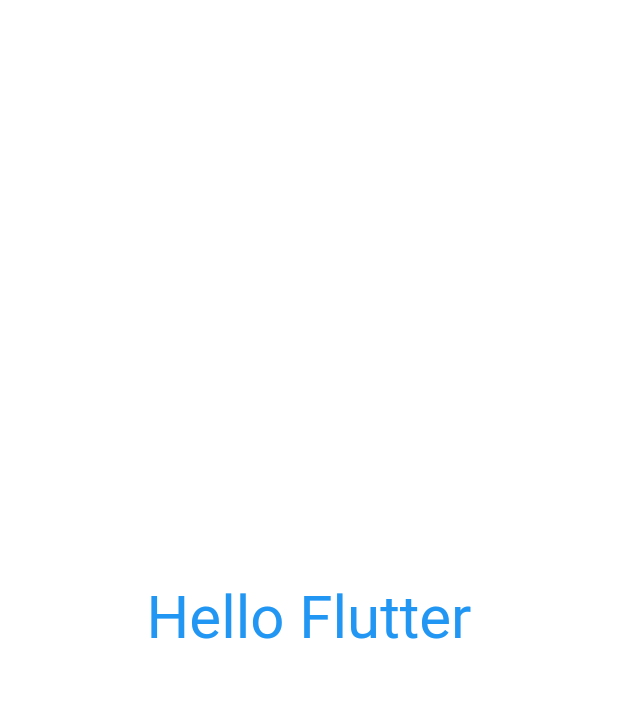
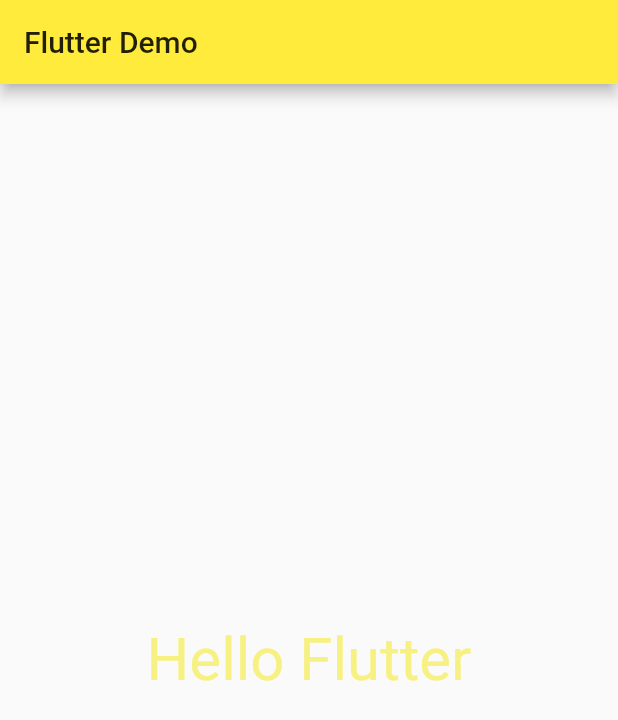
Before and after one commit to ZmjDns/flutterDemo, a Flutter app: the screen it shows after launch, on a phone screen of 412 x 824 dp. Shown: the top 720 px of the screen. Run offline on Flutter 3.47's test engine with Material 2 defaults, Android fonts, the phone set to English and light mode, and no system bars.

Commit message:
app首页基本结构  MaterialApp(   home: Scaffold(     appBar: AppBar(),     body:SelfDefPage()//自定义界面   ),   theme: ThemeData() )

```diff
--- a/lib/main.dart
+++ b/lib/main.dart
@@ -1,3 +1,5 @@
+import 'dart:ui';
+
 import 'package:flutter/cupertino.dart';
 import 'package:flutter/material.dart';
 
@@ -19,13 +21,32 @@ class MyApp extends StatelessWidget {
 class MyApp extends StatelessWidget {
   @override
   Widget build(BuildContext context) {
+    return MaterialApp(
+      home: Scaffold(
+        appBar: AppBar(
+          title: Text('Flutter Demo'),
+        ),
+        body: HomeContent(),
+      ),
+      theme: ThemeData(
+        primarySwatch: Colors.yellow  //  app主题颜色
+      ),
+    );
+  }
+
+}
+
+class HomeContent extends StatelessWidget {
+  @override
+  Widget build(BuildContext context) {
     return Center(
       child: Text(
         'Hello Flutter',
         textDirection: TextDirection.ltr,
         style: TextStyle(
-          color: Colors.blue,
-          fontSize: 40
+          // color: Colors.blue,
+            color: Color.fromRGBO(244, 233, 15, 0.5),
+            fontSize: 40
         ),
       ),
     );
```
